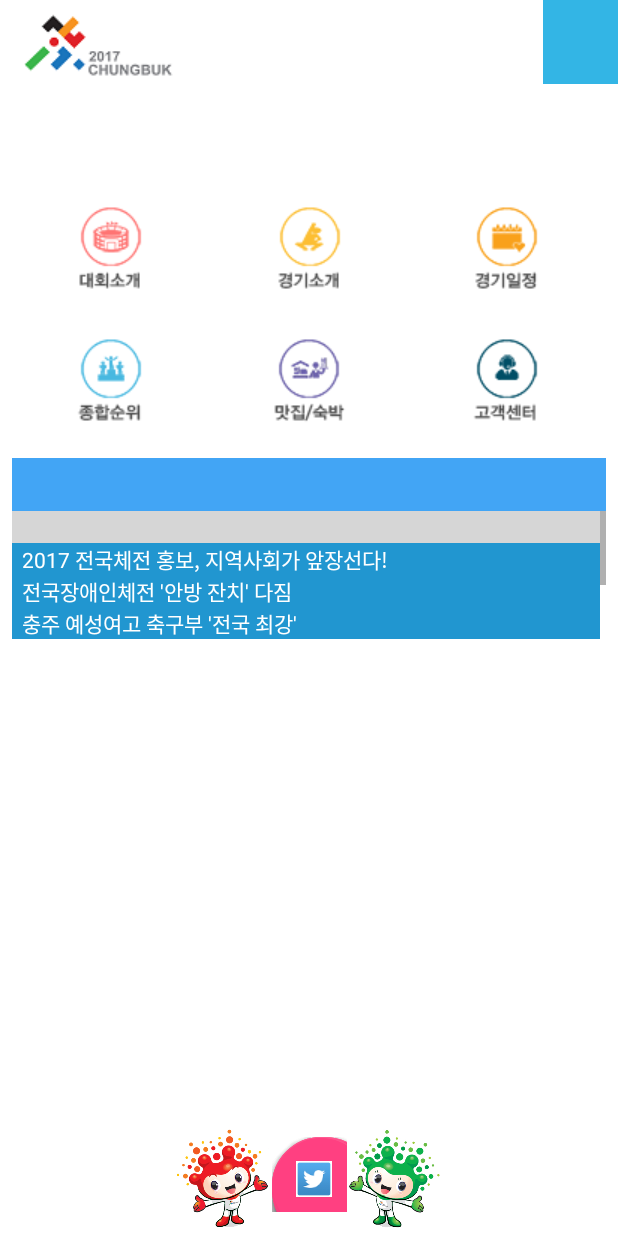
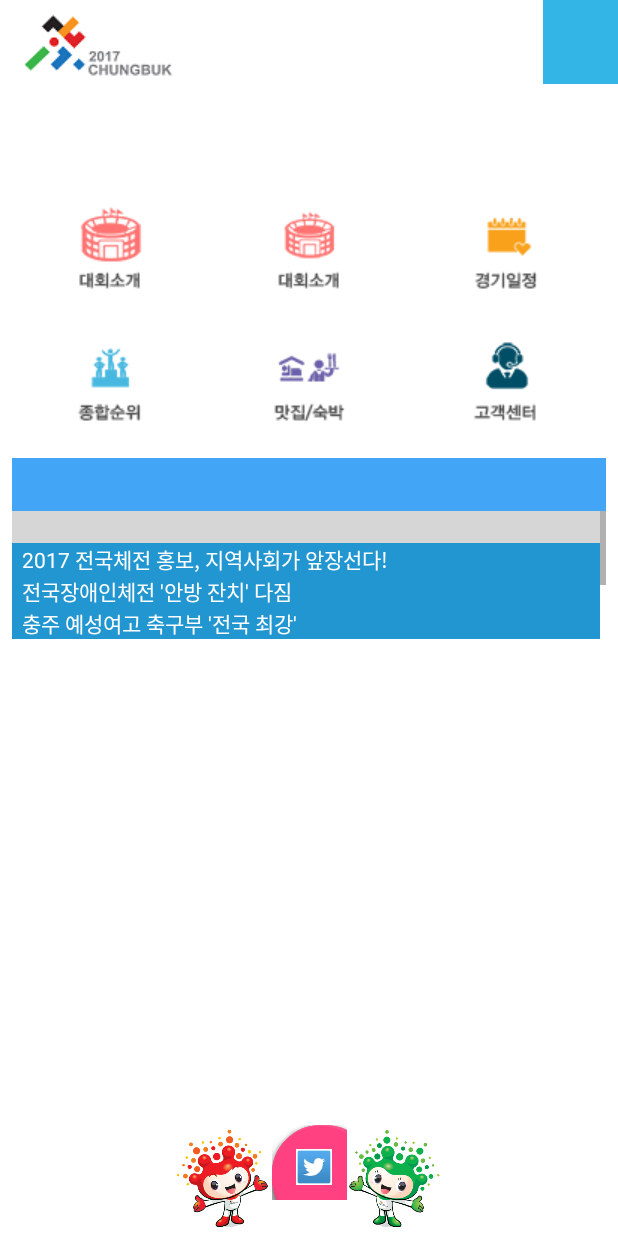
Before and after one commit to copyNdpaste/CB_SPORTS_Newest, an Android app: the layout activity_main.xml on its own in the app's theme, with its tools: preview values and no code run, on a phone screen of 412 x 824 dp. Run offline under Robolectric (Android 15) with nearby library versions, the phone set to English and light mode, and no system bars; plain views replace FloatingActionButton, FloatingActionMenu; grey boxes are pictures that could not be loaded.

Commit message:
아이콘 깔짝 댐

```diff
--- a/app/src/main/java/com/example/mh/cb_sports_festival/MainActivity.java
+++ b/app/src/main/java/com/example/mh/cb_sports_festival/MainActivity.java
@@ -168,7 +168,7 @@ public class MainActivity extends AppCompatActivity
         startActivity(intent);
     }*/
     public void onButton8Clicked(View V){ //경기 일정 사이트로 넘어감
-        Intent intent = new Intent(this, TabActivity.class);
+        Intent intent = new Intent(Intent.ACTION_VIEW, Uri.parse("http://naver.com"));
         startActivity(intent);
     }
     public void onButton9Clicked(View V){ //경기 일정 사이트로 넘어감
--- a/app/src/main/res/layout/activity_main.xml
+++ b/app/src/main/res/layout/activity_main.xml
@@ -50,7 +50,7 @@
             app:layout_constraintLeft_toRightOf="@+id/imageButton6"
             app:layout_constraintRight_toLeftOf="@+id/imageButton9"
             app:layout_constraintTop_toBottomOf="@+id/viewPager"
-            app:srcCompat="@drawable/sports" />
+            app:srcCompat="@drawable/introduce" />
 
         <ImageButton
             android:id="@+id/imageButton9"
@@ -77,7 +77,7 @@
             android:onClick="onButton1Clicked"
             app:layout_constraintLeft_toLeftOf="parent"
             app:layout_constraintTop_toBottomOf="@+id/viewPager"
-            app:srcCompat="@drawable/introduce" />
+            app:srcCompat="@drawable/introduce_bigger" />
 
 
         <android.support.v7.widget.Toolbar
@@ -340,18 +340,18 @@
             android:layout_height="50dp"
             android:layout_alignParentBottom="true"
             android:layout_alignParentRight="true"
-            android:layout_marginBottom="16dp"
+            android:layout_marginBottom="24dp"
             android:layout_marginLeft="8dp"
             app:layout_constraintBottom_toBottomOf="parent"
             app:layout_constraintLeft_toLeftOf="parent"
             app:menu_animationDelayPerItem="55"
             app:menu_backgroundColor="@android:color/transparent"
             app:menu_buttonSpacing="0dp"
-            app:menu_colorNormal="#808080"
+            app:menu_colorNormal="#dd66ee"
             app:menu_colorPressed="#da226f"
             app:menu_colorRipple="#99d4d4d4"
             app:menu_fab_label="전국체전 알리기"
-            app:menu_fab_size="normal"
+            app:menu_fab_size="mini"
             app:menu_icon="@drawable/fab_add"
             app:menu_labels_colorNormal="#5b89ff"
             app:menu_labels_colorPressed="#5b89dd"
```
Also changed, not shown: app/src/main/res/drawable/customerservice.png, app/src/main/res/drawable/introduce.png, app/src/main/res/drawable/introduce_bigger.png (added), app/src/main/res/drawable/lodgerestaurant.png, app/src/main/res/drawable/ranking.png, app/src/main/res/drawable/schedule.png, app/src/main/res/drawable/sports.png.
